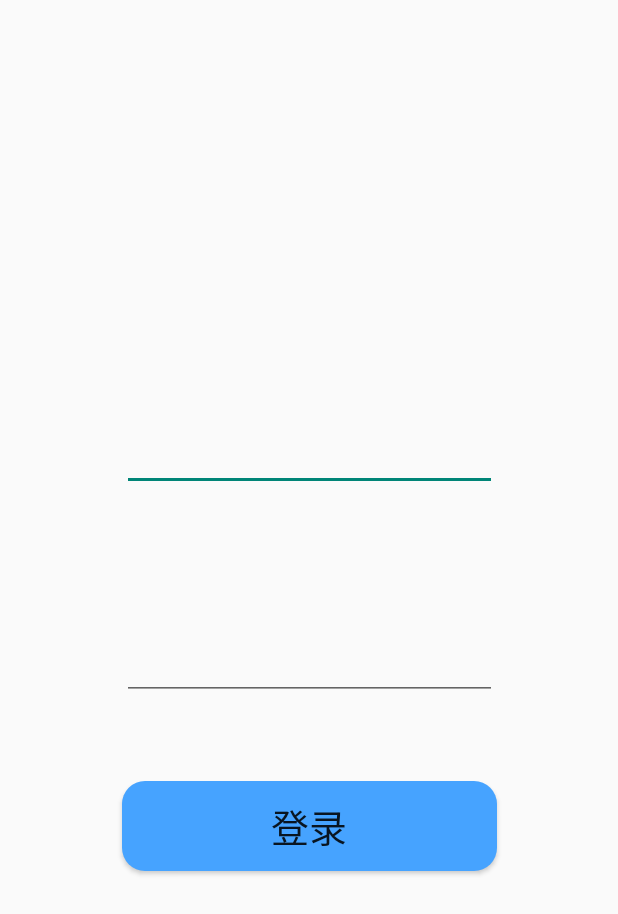
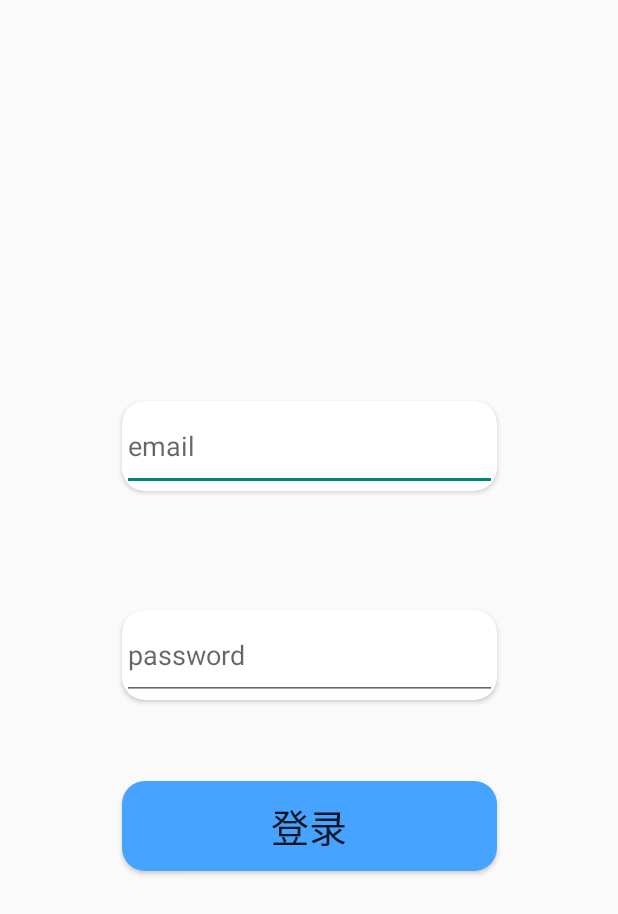
Before and after one commit to wenvelope/Inventory, an Android app: the screen it shows after launch (LoginActivity), on a phone screen of 412 x 824 dp. Shown: the top 914 px of the screen. Run offline under Robolectric (Android 15) with nearby library versions, the phone set to English and light mode, and no system bars; our stand-ins replace data binding.

Commit message:
+ 修改了login ui

```diff
--- a/app/src/main/java/com/example/inventory/model/HomeViewModel.kt
+++ b/app/src/main/java/com/example/inventory/model/HomeViewModel.kt
@@ -5,8 +5,7 @@ import com.example.inventory.MyApplication
 import com.example.inventory.repository.Repository
 import com.example.inventory.room.InventoryDataBase
 import com.example.inventory.room.Material
-import kotlinx.coroutines.Dispatchers
-import kotlinx.coroutines.launch
+
 
 class HomeViewModel:ViewModel() {
     private val dataBase:InventoryDataBase by lazy { InventoryDataBase.getDataBase(MyApplication.context)}
@@ -20,7 +19,6 @@ class HomeViewModel:ViewModel() {
     fun setRepositoryArea(area:String){
         _repositoryArea.value = area
     }
-
 
     val materialList = mutableListOf<Material>()
 
--- a/app/src/main/res/layout/activity_login.xml
+++ b/app/src/main/res/layout/activity_login.xml
@@ -11,28 +11,51 @@
         android:layout_width="match_parent"
         android:layout_height="match_parent"
         tools:context=".ui.LoginActivity">
-
-        <EditText
-            android:id="@+id/username_edit"
+        <androidx.cardview.widget.CardView
+            android:id="@+id/username_edit_card"
             android:layout_width="250dp"
             android:layout_height="60dp"
+            app:cardCornerRadius="15dp"
+            android:elevation="10dp"
             app:layout_constraintStart_toStartOf="parent"
             app:layout_constraintEnd_toEndOf="parent"
             app:layout_constraintTop_toTopOf="parent"
             app:layout_constraintBottom_toBottomOf="parent"
             app:layout_constraintVertical_bias="0.35"
-            />
+            >
+            <EditText
+                android:id="@+id/username_edit"
+                android:layout_width="match_parent"
+                android:layout_height="match_parent"
+                android:inputType="text"
+                android:hint="email"
 
-        <EditText
-            android:id="@+id/password_edit"
+                 />
+
+        </androidx.cardview.widget.CardView>
+
+        <androidx.cardview.widget.CardView
+            android:id="@+id/password_edit_card"
             android:layout_width="250dp"
             android:layout_height="60dp"
-            android:inputType="textPassword"
+            app:cardCornerRadius="15dp"
+            android:elevation="10dp"
             app:layout_constraintBottom_toBottomOf="parent"
             app:layout_constraintEnd_toEndOf="parent"
             app:layout_constraintStart_toStartOf="parent"
-            app:layout_constraintTop_toBottomOf="@id/username_edit"
-            app:layout_constraintVertical_bias="0.181" />
+            app:layout_constraintTop_toBottomOf="@id/username_edit_card"
+            app:layout_constraintVertical_bias="0.181"
+            >
+            <EditText
+                android:id="@+id/password_edit"
+                android:layout_width="match_parent"
+                android:layout_height="match_parent"
+                android:inputType="textPassword"
+                android:hint="password"
+                />
+
+        </androidx.cardview.widget.CardView>
+
 
         <Button
             android:id="@+id/button"
@@ -44,7 +67,7 @@
             app:layout_constraintBottom_toBottomOf="parent"
             app:layout_constraintEnd_toEndOf="parent"
             app:layout_constraintStart_toStartOf="parent"
-            app:layout_constraintTop_toBottomOf="@id/password_edit"
+            app:layout_constraintTop_toBottomOf="@id/password_edit_card"
             app:layout_constraintVertical_bias="0.181"
             android:background="@drawable/bg_login"
             />
```
